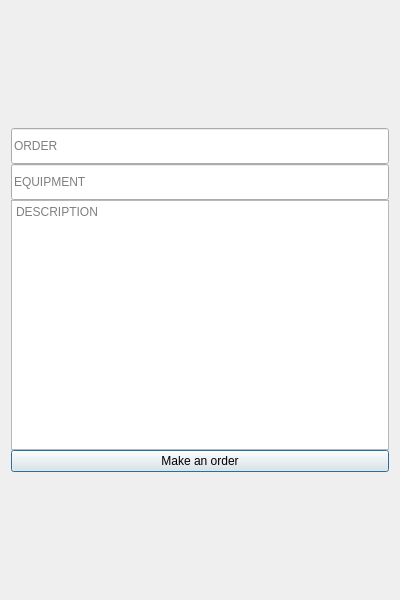
The window that IT-Service/UITemplates/client.ui (Ururuuuuuuuuuuuuuuuuuuuuuu/IT-Service) describes before a commit, drawn with Qt 5.
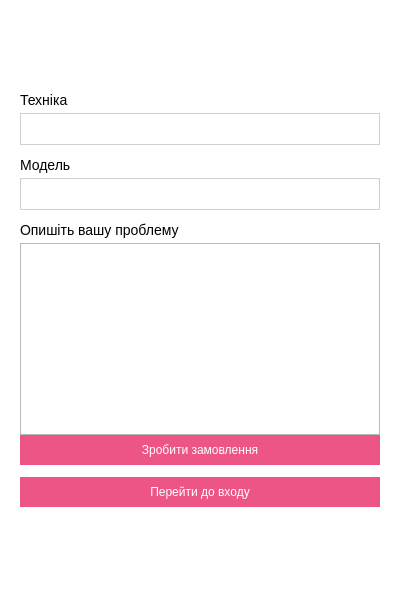
The same window after the commit.

What changed in the file:
```diff
--- a/IT-Service/UITemplates/client.ui
+++ b/IT-Service/UITemplates/client.ui
@@ -19,13 +19,68 @@
   <property name="windowTitle">
    <string>Dialog</string>
   </property>
+  <property name="styleSheet">
+   <string notr="true">QDialog{
+	background-color:white;
+}
+
+QLabel{
+	font-family: Arial;
+	font-size: 14px;
+}
+
+QPushButton{
+	background-color: #ed5684;
+	color: white;
+	min-height:30px;
+	border-radius: 20px;
+}
+
+QLineEdit{
+	border: 1px solid #d0d0d0;
+	border-radius: 20px;
+}</string>
+  </property>
   <layout class="QVBoxLayout" name="verticalLayout_2">
-   <item>
+   <item alignment="Qt::AlignVCenter">
+    <widget class="QFrame" name="dasdasd">
     <layout class="QVBoxLayout" name="verticalLayout">
      <property name="spacing">
       <number>0</number>
      </property>
      <item>
+       <layout class="QVBoxLayout" name="verticalLayout_3">
+        <property name="spacing">
+         <number>12</number>
+        </property>
+        <property name="leftMargin">
+         <number>0</number>
+        </property>
+        <property name="topMargin">
+         <number>0</number>
+        </property>
+        <property name="rightMargin">
+         <number>0</number>
+        </property>
+        <property name="bottomMargin">
+         <number>0</number>
+        </property>
+        <item>
+         <layout class="QVBoxLayout" name="verticalLayout_4">
+          <property name="spacing">
+           <number>5</number>
+          </property>
+          <property name="bottomMargin">
+           <number>0</number>
+          </property>
+          <item alignment="Qt::AlignLeft">
+           <widget class="QLabel" name="label_3">
+            <property name="text">
+             <string>Техніка</string>
+            </property>
+           </widget>
+          </item>
+          <item>
       <widget class="QLineEdit" name="order_line">
        <property name="styleSheet">
         <string notr="true">min-height:30px;</string>
@@ -34,7 +89,21 @@
         <string/>
        </property>
        <property name="placeholderText">
-        <string>ORDER</string>
+             <string/>
+            </property>
+           </widget>
+          </item>
+         </layout>
+        </item>
+        <item>
+         <layout class="QVBoxLayout" name="verticalLayout_8">
+          <property name="spacing">
+           <number>5</number>
+          </property>
+          <item alignment="Qt::AlignLeft">
+           <widget class="QLabel" name="label">
+            <property name="text">
+             <string>Модель</string>
        </property>
       </widget>
      </item>
@@ -44,7 +113,21 @@
         <string notr="true">min-height:30px;</string>
        </property>
        <property name="placeholderText">
-        <string>EQUIPMENT</string>
+             <string/>
+            </property>
+           </widget>
+          </item>
+         </layout>
+        </item>
+        <item>
+         <layout class="QVBoxLayout" name="verticalLayout_9">
+          <property name="spacing">
+           <number>5</number>
+          </property>
+          <item alignment="Qt::AlignLeft|Qt::AlignVCenter">
+           <widget class="QLabel" name="label_2">
+            <property name="text">
+             <string>Опишіть вашу проблему</string>
        </property>
       </widget>
      </item>
@@ -66,22 +149,37 @@
         <bool>false</bool>
        </property>
        <property name="placeholderText">
-        <string>DESCRIPTION</string>
+             <string/>
        </property>
       </widget>
      </item>
+         </layout>
+        </item>
+       </layout>
+      </item>
      <item>
-      <layout class="QHBoxLayout" name="horizontalLayout">
+       <layout class="QVBoxLayout" name="verticalLayout_5">
+        <property name="spacing">
+         <number>12</number>
+        </property>
        <item>
         <widget class="QPushButton" name="order_button">
          <property name="text">
-          <string>Make an order</string>
+           <string>Зробити замовлення</string>
          </property>
         </widget>
        </item>
+        <item>
+         <widget class="QPushButton" name="redirect_button_login">
+          <property name="text">
+           <string>Перейти до входу</string>
+          </property>
+         </widget>
+        </item>
       </layout>
      </item>
     </layout>
+    </widget>
    </item>
   </layout>
  </widget>
```
Lines whose indentation alone changed are shown as unchanged.
